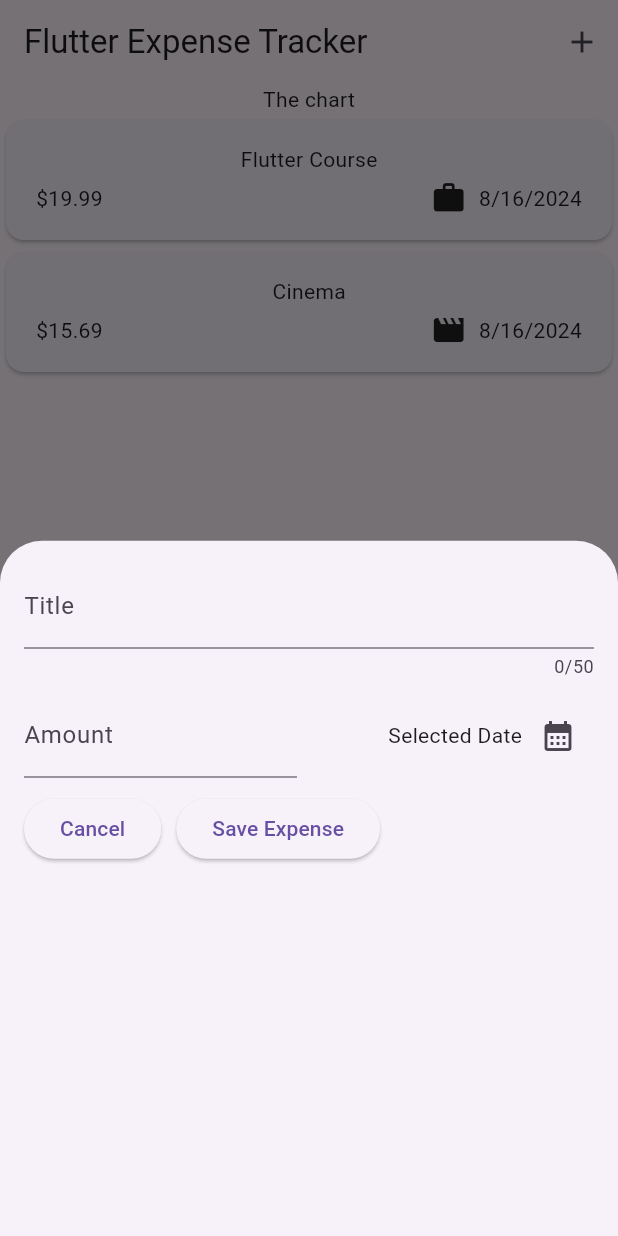
After one commit to RajDaBest/expense_tracker, a Flutter app: the screen it shows after launch, after a tap on the "add" icon, on a phone screen of 412 x 824 dp. The commit adds this screen. Run offline on Flutter 3.47's test engine with Material 3 defaults, Android fonts, the phone set to English and light mode, and no system bars.

Commit message:
next commit

```diff
--- a/lib/widgets/expenses.dart
+++ b/lib/widgets/expenses.dart
@@ -1,5 +1,6 @@
 import 'package:expense_tracker/widgets/expenses_list/expenses_list.dart';
 import 'package:expense_tracker/models/expense.dart';
+import 'package:expense_tracker/widgets/new_expense.dart';
 import 'package:flutter/material.dart';
 
 class Expenses extends StatefulWidget {
@@ -27,9 +28,37 @@ class _ExpensesState extends State<Expenses> {
     ),
   ];
 
+  void _openAddExpenseOverlay() {
+    showModalBottomSheet(
+      context: context,
+      builder: (ctx) =>
+          const NewExpense(), // builder wants a function that takes a BuildContext argument (given to it automatically by flutter) which is the context of the showModalBottomSheet function and returns a widget to be displayed in the modal sheet
+    );
+  }
+
+  // there is a globally available BuildContext object called context available since we're in a class that extends State.
+  // when you're in a class that extends State, flutter automatically adds a BuildContext property called context to your class behind the scenes
+  // so to say, it's provided by the State parent class; this context object belong to the widget using the State class
+  // and this context property that is made available by flutter can be used for the context argument in the
+  // showModalBottomSheet () function
+
+  // Any BuildContext object (usually called context) is a kind of metadata collection; an object full of metadata
+  // managed by flutter that belongs to a specific widget; so every widget has it's own BuildContext object; and that contains
+  // metedata information about that widget and about that widget's position in the overall widget tree.
+
   @override
   Widget build(BuildContext context) {
+    // this context argument is passed automatically by flutter and is not the one provided by State
     return Scaffold(
+      appBar: AppBar(
+        title: const Text('Flutter Expense Tracker'),
+        actions: [
+          IconButton(
+            onPressed: _openAddExpenseOverlay,
+            icon: const Icon(Icons.add),
+          ), // to diplay a button that just has an icon
+        ],
+      ),
       body: Column(
         children: [
           const Text('The chart'),
--- a/lib/widgets/expenses_list/expense_item.dart
+++ b/lib/widgets/expenses_list/expense_item.dart
@@ -1,5 +1,3 @@
-import 'dart:math';
-
 import 'package:expense_tracker/models/expense.dart';
 import 'package:flutter/material.dart';
 
--- /dev/null
+++ b/lib/widgets/new_expense.dart
@@ -0,0 +1,140 @@
+import 'package:flutter/material.dart';
+
+class NewExpense extends StatefulWidget {
+  const NewExpense({super.key});
+
+  @override
+  State<NewExpense> createState() {
+    return _NewExpenseState();
+  }
+}
+
+class _NewExpenseState extends State<NewExpense> {
+  /* String _enteredTitle = '';
+
+  void _saveTitleInput(String inputValue) {
+    _enteredTitle = inputValue;
+  } */
+
+  final _titleController =
+      TextEditingController(); // text editing controller is a class that is optimized for handling user inputs
+
+  final _amountController = TextEditingController();
+
+  // when you create a text editing controller, you also have to tell flutter to delete that controller when the widget it is created in is
+  // not needed anymore (for ex, when modal overlay is closed); otherwise, it will live on in memory even when the widget is not visible anymore consuming memory
+  // to avoid this do this:
+
+  @override
+  void dispose() {
+    // called just before a widget and it's state are going to be destroyed
+    _titleController.dispose(); // disposes the controller
+    _amountController.dispose();
+    super.dispose();
+  }
+
+  @override
+  Widget build(BuildContext context) {
+    return Padding(
+      padding: const EdgeInsets.all(16),
+      child: Column(
+        children: [
+          TextField(
+            controller:
+                _titleController, // specify the input controller to the field; now the input of this text field will be exclusively handled by the specified controller; each text field must have a unique TextEditingContoller for handling it's input if the input is being handled in this way
+            // inputs given to the fields will now be stored and managed by the specified controller
+            // onChanged:
+            //    _saveTitleInput, // the function passed to onChanged is executed everytime the text inside the field changes and this function is passed an argument of type String automatically by flutter which has the new text that the old text in the field was changed to
+            // allows user to enter some text
+            maxLength:
+                50, // maximum permissible length of the text being entered
+            keyboardType: TextInputType
+                .text, // controls which virtual keyboard should be opened when the user taps on the input field; standard text keyboard is the default so this line isnt technically required
+            decoration: const InputDecoration(
+              // to add a label to the Text input field, we do this
+              label: Text('Title'),
+            ),
+          ),
+          const SizedBox(height: 10),
+          Row(
+            children: [
+              Expanded(
+                child: TextField(
+                  controller: _amountController,
+                  keyboardType: TextInputType.number,
+                  decoration: const InputDecoration(
+                    prefixText:
+                        '\$ ', // just shows this string in front of the actual thing being entered
+                    label: Text('Amount'),
+                  ),
+                ),
+              ),
+              const SizedBox(
+                width: 16,
+              ),
+              Expanded(
+                // Row inside of a row would cause problems; use expanded to resolve
+                child: Row(
+                  mainAxisAlignment: MainAxisAlignment
+                      .end, // aligns the children of the row to the end of the row horizontally
+                  crossAxisAlignment: CrossAxisAlignment
+                      .center, // vertically centre the children of the row
+                  children: [
+                    const Text('Selected Date'),
+                    IconButton(
+                      onPressed: () {},
+                      icon: const Icon(Icons.calendar_month),
+                    )
+                  ],
+                ),
+              )
+            ],
+          ),
+          const SizedBox(
+            height: 10,
+          ),
+          Row(
+            children: [
+              ElevatedButton(
+                onPressed: () {
+                  Navigator.pop(
+                      context); // this function wants the current context as it's argument; simply removes the overlay from the screen
+                },
+                child: const Text(
+                  'Cancel',
+                ),
+              ),
+              const SizedBox(
+                width: 10,
+              ),
+              ElevatedButton(
+                onPressed: () {
+                  print(_titleController
+                      .text); // text method of a TextEditingController object returns the last saved String in the object
+                  print(_amountController.text);
+                },
+                child: const Text(
+                  'Save Expense',
+                ),
+              ),
+            ],
+          ),
+        ],
+      ),
+    );
+  }
+}
+
+
+/*
+
+By default, a row widget takes as much space as is required to fit all of it's children. When another row is placed inside a row
+an overflow error can occur since both of them try to take as much space as possible for their children.
+
+This can be solved by wrapping the inner row with Expanded. Expanded makes the inner row take up only the space available to it with
+respect to the other children of the outer row.
+
+Same problem is with a TextField inside of a row. TextField tries to take up as much horizontal space as possible which can lead to overflow errors.
+Wrapping it with expanded helps again since expanded restricts it to use only the space made available to it.
+
+*/
```
Also changed, not shown: 14 other files.
